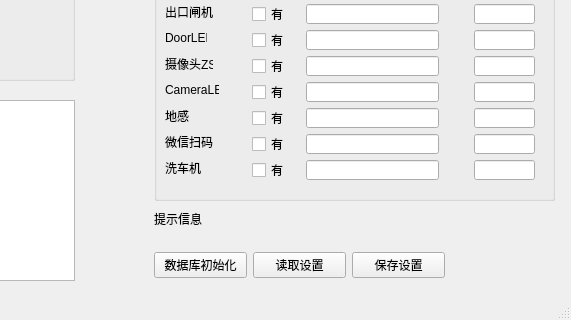
Qt form washsetting/t.ui (clove2han/washsetting) before a commit; both pictures show x 236 to 807 and y 163 to 483 of the 807 by 483 pixel window.
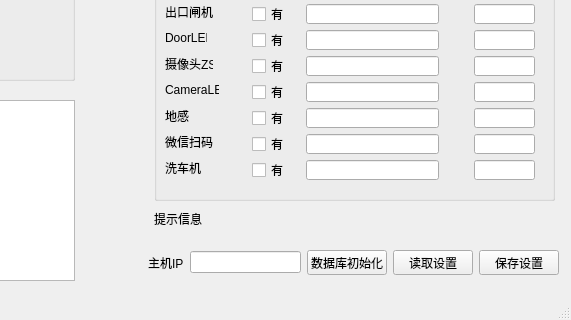
The same form after that commit.

Commit message: 优化异常处理

Patch:
```diff
--- a/washsetting/t.ui
+++ b/washsetting/t.ui
@@ -717,7 +717,7 @@
      <rect>
       <x>390</x>
       <y>340</y>
-      <width>289</width>
+      <width>201</width>
       <height>38</height>
      </rect>
     </property>
@@ -731,28 +731,38 @@
    <widget class="QWidget" name="">
     <property name="geometry">
      <rect>
-      <x>390</x>
+      <x>384</x>
       <y>390</y>
-      <width>291</width>
-      <height>31</height>
+      <width>411</width>
+      <height>25</height>
      </rect>
     </property>
-    <layout class="QHBoxLayout" name="horizontalLayout">
-     <item>
+    <layout class="QGridLayout" name="gridLayout">
+     <item row="0" column="0">
+      <widget class="QLabel" name="Wash_Type_2">
+       <property name="text">
+        <string>主机IP</string>
+       </property>
+      </widget>
+     </item>
+     <item row="0" column="1">
+      <widget class="QLineEdit" name="PC_lineEdit"/>
+     </item>
+     <item row="0" column="2">
       <widget class="QPushButton" name="init_pushButton">
        <property name="text">
         <string>数据库初始化</string>
        </property>
       </widget>
      </item>
-     <item>
+     <item row="0" column="3">
       <widget class="QPushButton" name="read_setting_pushButton">
        <property name="text">
         <string>读取设置</string>
        </property>
       </widget>
      </item>
-     <item>
+     <item row="0" column="4">
       <widget class="QPushButton" name="write_setting_pushButton">
        <property name="text">
         <string>保存设置</string>
```
The commit also changes 2 other files.
